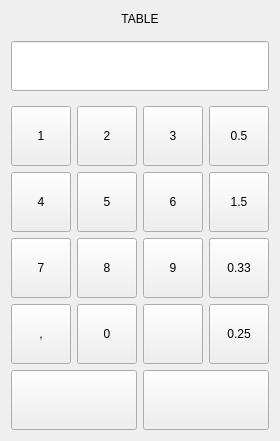
End1-1/Cafe5, file Forms/dlgqty.ui: the form before one commit.
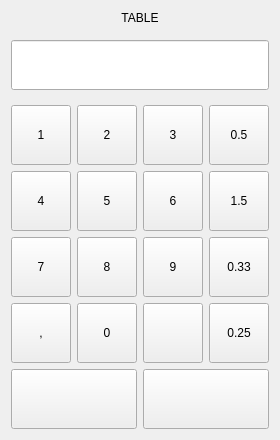
The form after the commit. Icons and pictures are not drawn. Custom widgets are drawn as their Qt base class.

The edit to the form file:
```diff
--- a/Forms/dlgqty.ui
+++ b/Forms/dlgqty.ui
@@ -7,7 +7,7 @@
     <x>0</x>
     <y>0</y>
     <width>276</width>
-    <height>441</height>
+    <height>435</height>
    </rect>
   </property>
   <property name="sizePolicy">
```
Left out of the diff: 12 changed lines with no effect on the pictures.
